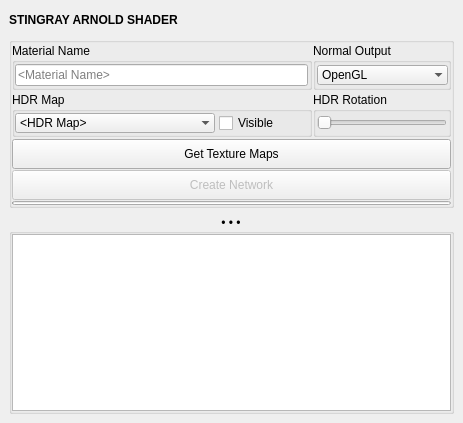
First picture: the form in mayatk/mat_utils/stingray_arnold_shader.ui, repository m3trik/mayatk, before the edit.
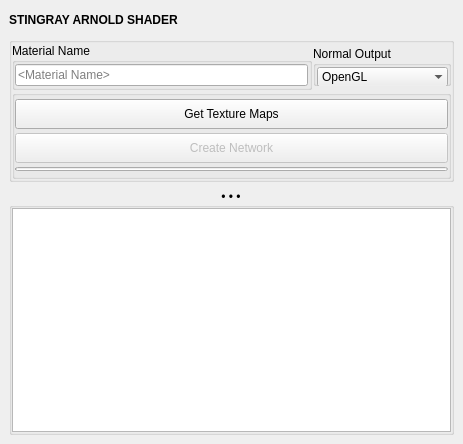
Second picture: the form after the edit. Custom widgets are drawn as their Qt base class.

What changed in the file:
```diff
--- a/mayatk/mat_utils/stingray_arnold_shader.ui
+++ b/mayatk/mat_utils/stingray_arnold_shader.ui
@@ -10,7 +10,7 @@
     <x>0</x>
     <y>0</y>
     <width>463</width>
-    <height>423</height>
+    <height>444</height>
    </rect>
   </property>
   <property name="windowTitle">
@@ -71,7 +71,7 @@
         <property name="minimumSize">
          <size>
           <width>0</width>
-          <height>154</height>
+          <height>145</height>
          </size>
         </property>
         <property name="title">
@@ -94,244 +94,8 @@
           <number>1</number>
          </property>
          <property name="verticalSpacing">
-          <number>2</number>
-         </property>
-         <item row="1" column="2">
-          <widget class="QGroupBox" name="hdr_rotation_group">
-           <property name="minimumSize">
-            <size>
-             <width>0</width>
-             <height>40</height>
-            </size>
-           </property>
-           <property name="title">
-            <string>HDR Rotation</string>
-           </property>
-           <layout class="QHBoxLayout" name="horizontalLayout_9">
-            <property name="spacing">
              <number>0</number>
             </property>
-            <property name="leftMargin">
-             <number>1</number>
-            </property>
-            <property name="topMargin">
-             <number>1</number>
-            </property>
-            <property name="rightMargin">
-             <number>0</number>
-            </property>
-            <property name="bottomMargin">
-             <number>1</number>
-            </property>
-            <item>
-             <widget class="QSlider" name="slider000">
-              <property name="minimumSize">
-               <size>
-                <width>0</width>
-                <height>20</height>
-               </size>
-              </property>
-              <property name="maximumSize">
-               <size>
-                <width>16777215</width>
-                <height>20</height>
-               </size>
-              </property>
-              <property name="minimum">
-               <number>1</number>
-              </property>
-              <property name="maximum">
-               <number>360</number>
-              </property>
-              <property name="orientation">
-               <enum>Qt::Horizontal</enum>
-              </property>
-             </widget>
-            </item>
-            <item>
-             <spacer name="horizontalSpacer_2">
-              <property name="orientation">
-               <enum>Qt::Horizontal</enum>
-              </property>
-              <property name="sizeType">
-               <enum>QSizePolicy::Fixed</enum>
-              </property>
-              <property name="sizeHint" stdset="0">
-               <size>
-                <width>1</width>
-                <height>20</height>
-               </size>
-              </property>
-             </spacer>
-            </item>
-           </layout>
-          </widget>
-         </item>
-         <item row="1" column="0" colspan="2">
-          <widget class="QGroupBox" name="hdr_map_group">
-           <property name="minimumSize">
-            <size>
-             <width>0</width>
-             <height>40</height>
-            </size>
-           </property>
-           <property name="title">
-            <string>HDR Map</string>
-           </property>
-           <layout class="QHBoxLayout" name="horizontalLayout_8">
-            <property name="spacing">
-             <number>4</number>
-            </property>
-            <property name="leftMargin">
-             <number>0</number>
-            </property>
-            <property name="topMargin">
-             <number>1</number>
-            </property>
-            <property name="rightMargin">
-             <number>1</number>
-            </property>
-            <property name="bottomMargin">
-             <number>1</number>
-            </property>
-            <item>
-             <widget class="ComboBox" name="cmb000">
-              <property name="minimumSize">
-               <size>
-                <width>200</width>
-                <height>20</height>
-               </size>
-              </property>
-              <property name="maximumSize">
-               <size>
-                <width>999</width>
-                <height>20</height>
-               </size>
-              </property>
-              <property name="toolTip">
-               <string>Select the HDR map.</string>
-              </property>
-              <property name="editable">
-               <bool>false</bool>
-              </property>
-              <property name="maxVisibleItems">
-               <number>30</number>
-              </property>
-              <property name="maxCount">
-               <number>20</number>
-              </property>
-              <property name="insertPolicy">
-               <enum>QComboBox::InsertAtTop</enum>
-              </property>
-              <property name="sizeAdjustPolicy">
-               <enum>QComboBox::AdjustToContents</enum>
-              </property>
-              <property name="frame">
-               <bool>false</bool>
-              </property>
-              <item>
-               <property name="text">
-                <string>&lt;HDR Map&gt;</string>
-               </property>
-              </item>
-             </widget>
-            </item>
-            <item>
-             <widget class="QCheckBox" name="chk000">
-              <property name="minimumSize">
-               <size>
-                <width>0</width>
-                <height>20</height>
-               </size>
-              </property>
-              <property name="toolTip">
-               <string>Set the HDR map visibility.</string>
-              </property>
-              <property name="text">
-               <string>Visible</string>
-              </property>
-             </widget>
-            </item>
-           </layout>
-          </widget>
-         </item>
-         <item row="0" column="2">
-          <widget class="QGroupBox" name="normal_output_group">
-           <property name="minimumSize">
-            <size>
-             <width>0</width>
-             <height>40</height>
-            </size>
-           </property>
-           <property name="title">
-            <string>Normal Output</string>
-           </property>
-           <layout class="QHBoxLayout" name="horizontalLayout_7">
-            <property name="spacing">
-             <number>1</number>
-            </property>
-            <property name="leftMargin">
-             <number>1</number>
-            </property>
-            <property name="topMargin">
-             <number>1</number>
-            </property>
-            <property name="rightMargin">
-             <number>0</number>
-            </property>
-            <property name="bottomMargin">
-             <number>1</number>
-            </property>
-            <item>
-             <widget class="ComboBox" name="cmb001">
-              <property name="minimumSize">
-               <size>
-                <width>0</width>
-                <height>20</height>
-               </size>
-              </property>
-              <property name="maximumSize">
-               <size>
-                <width>999</width>
-                <height>20</height>
-               </size>
-              </property>
-              <property name="toolTip">
-               <string>Select the normal map output type.</string>
-              </property>
-              <property name="editable">
-               <bool>false</bool>
-              </property>
-              <property name="maxVisibleItems">
-               <number>30</number>
-              </property>
-              <property name="maxCount">
-               <number>20</number>
-              </property>
-              <property name="insertPolicy">
-               <enum>QComboBox::InsertAtTop</enum>
-              </property>
-              <property name="sizeAdjustPolicy">
-               <enum>QComboBox::AdjustToContents</enum>
-              </property>
-              <property name="frame">
-               <bool>false</bool>
-              </property>
-              <item>
-               <property name="text">
-                <string>OpenGL</string>
-               </property>
-              </item>
-              <item>
-               <property name="text">
-                <string>DirectX</string>
-               </property>
-              </item>
-             </widget>
-            </item>
-           </layout>
-          </widget>
-         </item>
          <item row="0" column="0" colspan="2">
           <widget class="QGroupBox" name="material_name_group">
            <property name="minimumSize">
@@ -384,10 +148,109 @@
            </layout>
           </widget>
          </item>
-         <item row="6" column="0" colspan="3">
-          <layout class="QVBoxLayout" name="network_group">
+         <item row="0" column="2">
+          <widget class="QGroupBox" name="normal_output_group">
+           <property name="minimumSize">
+            <size>
+             <width>0</width>
+             <height>40</height>
+            </size>
+           </property>
+           <property name="maximumSize">
+            <size>
+             <width>16777215</width>
+             <height>40</height>
+            </size>
+           </property>
+           <property name="title">
+            <string>Normal Output</string>
+           </property>
+           <layout class="QHBoxLayout" name="horizontalLayout_7">
            <property name="spacing">
             <number>1</number>
+            </property>
+            <property name="leftMargin">
+             <number>1</number>
+            </property>
+            <property name="topMargin">
+             <number>1</number>
+            </property>
+            <property name="rightMargin">
+             <number>0</number>
+            </property>
+            <property name="bottomMargin">
+             <number>1</number>
+            </property>
+            <item>
+             <widget class="ComboBox" name="cmb001">
+              <property name="minimumSize">
+               <size>
+                <width>0</width>
+                <height>20</height>
+               </size>
+              </property>
+              <property name="maximumSize">
+               <size>
+                <width>999</width>
+                <height>20</height>
+               </size>
+              </property>
+              <property name="toolTip">
+               <string>Select the normal map output type.</string>
+              </property>
+              <property name="editable">
+               <bool>false</bool>
+              </property>
+              <property name="maxVisibleItems">
+               <number>30</number>
+              </property>
+              <property name="maxCount">
+               <number>20</number>
+              </property>
+              <property name="insertPolicy">
+               <enum>QComboBox::InsertAtTop</enum>
+              </property>
+              <property name="sizeAdjustPolicy">
+               <enum>QComboBox::AdjustToContents</enum>
+              </property>
+              <property name="frame">
+               <bool>false</bool>
+              </property>
+              <item>
+               <property name="text">
+                <string>OpenGL</string>
+               </property>
+              </item>
+              <item>
+               <property name="text">
+                <string>DirectX</string>
+               </property>
+              </item>
+             </widget>
+            </item>
+           </layout>
+          </widget>
+         </item>
+         <item row="1" column="0" colspan="3">
+          <widget class="QGroupBox" name="create_network_group">
+           <property name="title">
+            <string/>
+           </property>
+           <layout class="QVBoxLayout" name="verticalLayout_2">
+            <property name="spacing">
+             <number>1</number>
+            </property>
+            <property name="leftMargin">
+             <number>0</number>
+            </property>
+            <property name="topMargin">
+             <number>0</number>
+            </property>
+            <property name="rightMargin">
+             <number>0</number>
+            </property>
+            <property name="bottomMargin">
+             <number>0</number>
            </property>
            <item>
             <widget class="QPushButton" name="b001">
@@ -468,6 +331,7 @@
             </widget>
            </item>
           </layout>
+          </widget>
          </item>
         </layout>
        </widget>
@@ -480,10 +344,7 @@
         <property name="alignment">
          <set>Qt::AlignCenter</set>
         </property>
-        <property name="flat">
-         <bool>false</bool>
-        </property>
-        <layout class="QVBoxLayout" name="verticalLayout_5">
+        <layout class="QVBoxLayout" name="verticalLayout_3">
          <property name="leftMargin">
           <number>0</number>
          </property>
@@ -502,7 +363,7 @@
             <enum>Qt::ScrollBarAlwaysOff</enum>
            </property>
            <property name="sizeAdjustPolicy">
-            <enum>QAbstractScrollArea::AdjustToContents</enum>
+            <enum>QAbstractScrollArea::AdjustIgnored</enum>
            </property>
           </widget>
          </item>
```
Left out of the diff: 10 changed lines with no effect on the pictures. Lines whose indentation alone changed are shown as unchanged.
